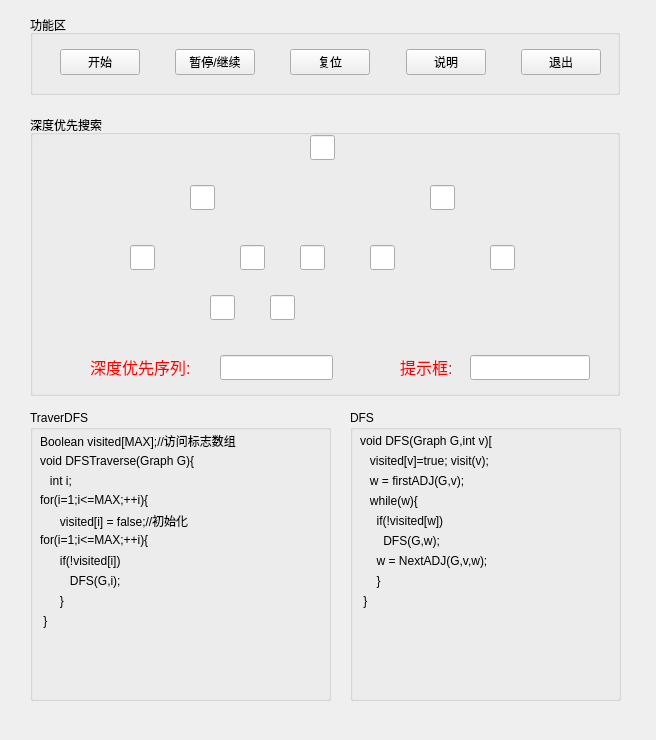
Old version of the form dfs_graph.ui in the repository Billxkk/-.
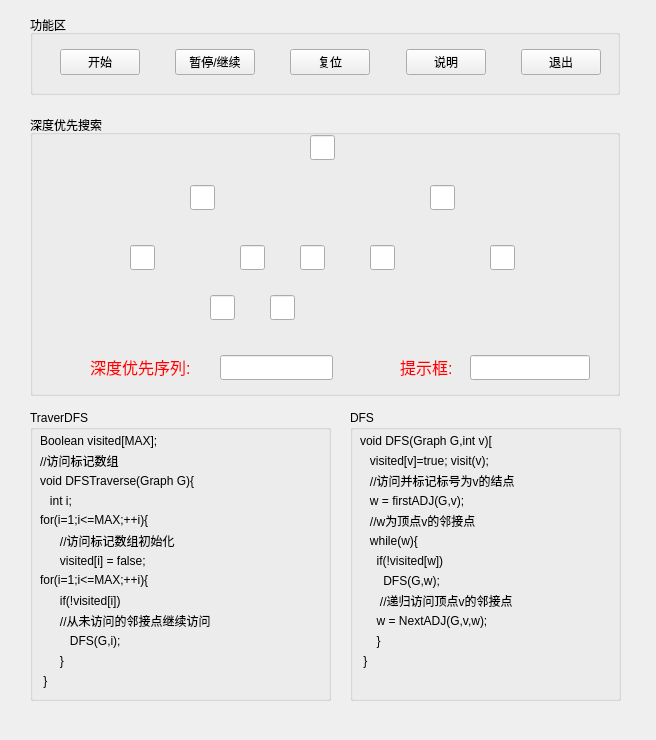
New version of the form.

Diff of the .ui file:
```diff
--- a/dfs_graph.ui
+++ b/dfs_graph.ui
@@ -466,14 +466,14 @@
       <string notr="true"/>
      </property>
      <property name="text">
-      <string>Boolean visited[MAX];//访问标志数组</string>
+      <string>Boolean visited[MAX];</string>
      </property>
     </widget>
     <widget class="QLabel" name="label_2">
      <property name="geometry">
       <rect>
        <x>10</x>
-       <y>40</y>
+       <y>60</y>
        <width>261</width>
        <height>21</height>
       </rect>
@@ -489,7 +489,7 @@
      <property name="geometry">
       <rect>
        <x>10</x>
-       <y>60</y>
+       <y>80</y>
        <width>261</width>
        <height>21</height>
       </rect>
@@ -505,7 +505,7 @@
      <property name="geometry">
       <rect>
        <x>10</x>
-       <y>80</y>
+       <y>100</y>
        <width>261</width>
        <height>21</height>
       </rect>
@@ -521,7 +521,7 @@
      <property name="geometry">
       <rect>
        <x>10</x>
-       <y>100</y>
+       <y>140</y>
        <width>271</width>
        <height>21</height>
       </rect>
@@ -530,14 +530,14 @@
       <string notr="true"/>
      </property>
      <property name="text">
-      <string>      visited[i] = false;//初始化</string>
+      <string>      visited[i] = false;</string>
      </property>
     </widget>
     <widget class="QLabel" name="label_6">
      <property name="geometry">
       <rect>
        <x>10</x>
-       <y>120</y>
+       <y>160</y>
        <width>261</width>
        <height>21</height>
       </rect>
@@ -553,7 +553,7 @@
      <property name="geometry">
       <rect>
        <x>10</x>
-       <y>140</y>
+       <y>180</y>
        <width>261</width>
        <height>21</height>
       </rect>
@@ -569,7 +569,7 @@
      <property name="geometry">
       <rect>
        <x>10</x>
-       <y>160</y>
+       <y>220</y>
        <width>261</width>
        <height>21</height>
       </rect>
@@ -585,7 +585,7 @@
      <property name="geometry">
       <rect>
        <x>10</x>
-       <y>180</y>
+       <y>240</y>
        <width>261</width>
        <height>21</height>
       </rect>
@@ -601,7 +601,7 @@
      <property name="geometry">
       <rect>
        <x>10</x>
-       <y>200</y>
+       <y>260</y>
        <width>261</width>
        <height>21</height>
       </rect>
@@ -613,6 +613,54 @@
       <string> }</string>
      </property>
     </widget>
+    <widget class="QLabel" name="label_11">
+     <property name="geometry">
+      <rect>
+       <x>10</x>
+       <y>200</y>
+       <width>261</width>
+       <height>21</height>
+      </rect>
+     </property>
+     <property name="styleSheet">
+      <string notr="true"/>
+     </property>
+     <property name="text">
+      <string>      //从未访问的邻接点继续访问</string>
+     </property>
+    </widget>
+    <widget class="QLabel" name="label_12">
+     <property name="geometry">
+      <rect>
+       <x>10</x>
+       <y>120</y>
+       <width>261</width>
+       <height>21</height>
+      </rect>
+     </property>
+     <property name="styleSheet">
+      <string notr="true"/>
+     </property>
+     <property name="text">
+      <string>      //访问标记数组初始化</string>
+     </property>
+    </widget>
+    <widget class="QLabel" name="label_13">
+     <property name="geometry">
+      <rect>
+       <x>10</x>
+       <y>40</y>
+       <width>281</width>
+       <height>21</height>
+      </rect>
+     </property>
+     <property name="styleSheet">
+      <string notr="true"/>
+     </property>
+     <property name="text">
+      <string>//访问标记数组</string>
+     </property>
+    </widget>
    </widget>
    <widget class="QGroupBox" name="groupBox_3">
     <property name="geometry">
@@ -630,7 +678,7 @@
      <property name="geometry">
       <rect>
        <x>10</x>
-       <y>160</y>
+       <y>220</y>
        <width>261</width>
        <height>21</height>
       </rect>
@@ -646,7 +694,7 @@
      <property name="geometry">
       <rect>
        <x>10</x>
-       <y>180</y>
+       <y>240</y>
        <width>261</width>
        <height>21</height>
       </rect>
@@ -662,7 +710,7 @@
      <property name="geometry">
       <rect>
        <x>10</x>
-       <y>80</y>
+       <y>120</y>
        <width>261</width>
        <height>21</height>
       </rect>
@@ -678,7 +726,7 @@
      <property name="geometry">
       <rect>
        <x>10</x>
-       <y>140</y>
+       <y>200</y>
        <width>261</width>
        <height>21</height>
       </rect>
@@ -710,7 +758,7 @@
      <property name="geometry">
       <rect>
        <x>10</x>
-       <y>60</y>
+       <y>80</y>
        <width>261</width>
        <height>21</height>
       </rect>
@@ -726,7 +774,7 @@
      <property name="geometry">
       <rect>
        <x>10</x>
-       <y>120</y>
+       <y>160</y>
        <width>261</width>
        <height>21</height>
       </rect>
@@ -758,7 +806,7 @@
      <property name="geometry">
       <rect>
        <x>10</x>
-       <y>100</y>
+       <y>140</y>
        <width>271</width>
        <height>21</height>
       </rect>
@@ -770,6 +818,54 @@
       <string>     if(!visited[w])</string>
      </property>
     </widget>
+    <widget class="QLabel" name="label_29">
+     <property name="geometry">
+      <rect>
+       <x>10</x>
+       <y>180</y>
+       <width>261</width>
+       <height>21</height>
+      </rect>
+     </property>
+     <property name="styleSheet">
+      <string notr="true"/>
+     </property>
+     <property name="text">
+      <string>      //递归访问顶点v的邻接点</string>
+     </property>
+    </widget>
+    <widget class="QLabel" name="label_30">
+     <property name="geometry">
+      <rect>
+       <x>10</x>
+       <y>100</y>
+       <width>261</width>
+       <height>21</height>
+      </rect>
+     </property>
+     <property name="styleSheet">
+      <string notr="true"/>
+     </property>
+     <property name="text">
+      <string>   //w为顶点v的邻接点</string>
+     </property>
+    </widget>
+    <widget class="QLabel" name="label_31">
+     <property name="geometry">
+      <rect>
+       <x>10</x>
+       <y>60</y>
+       <width>261</width>
+       <height>21</height>
+      </rect>
+     </property>
+     <property name="styleSheet">
+      <string notr="true"/>
+     </property>
+     <property name="text">
+      <string>   //访问并标记标号为v的结点</string>
+     </property>
+    </widget>
    </widget>
   </widget>
   <widget class="QMenuBar" name="menubar">
```
